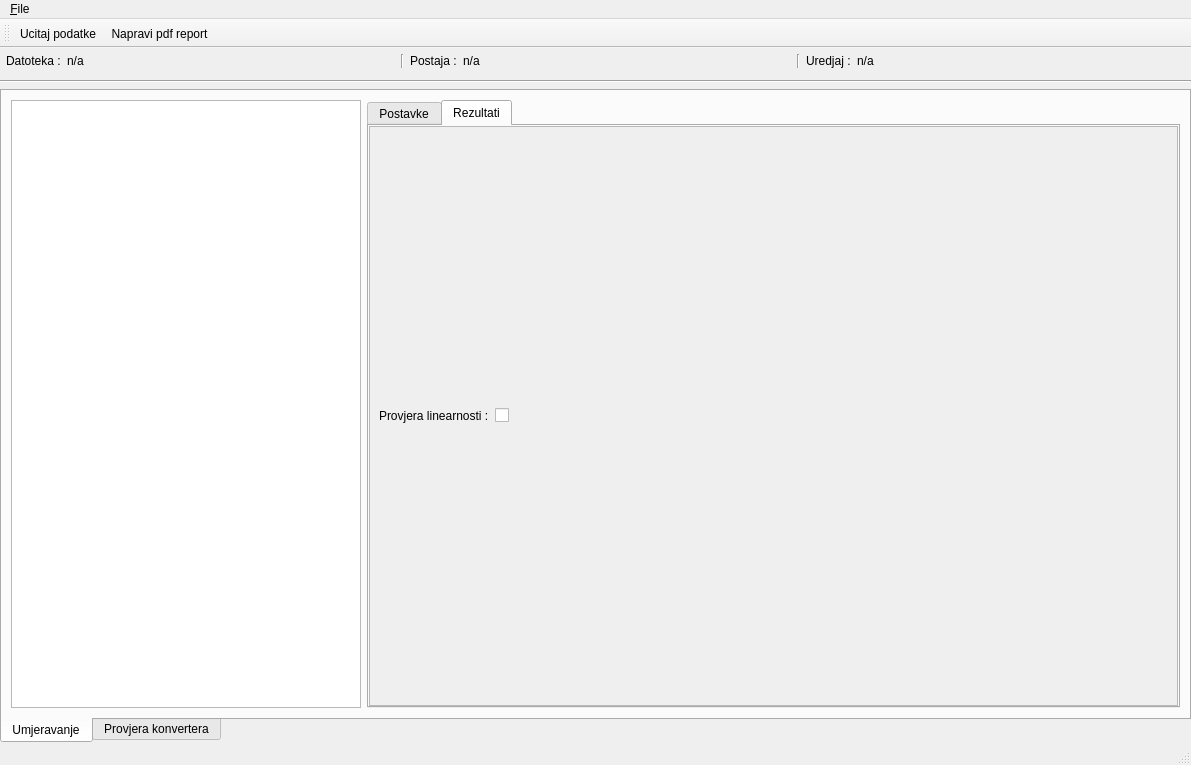
This is app/view/uiFiles/display.ui in vmilic/umjeravanje as Qt 5 draws it before an edit. The edited form follows.
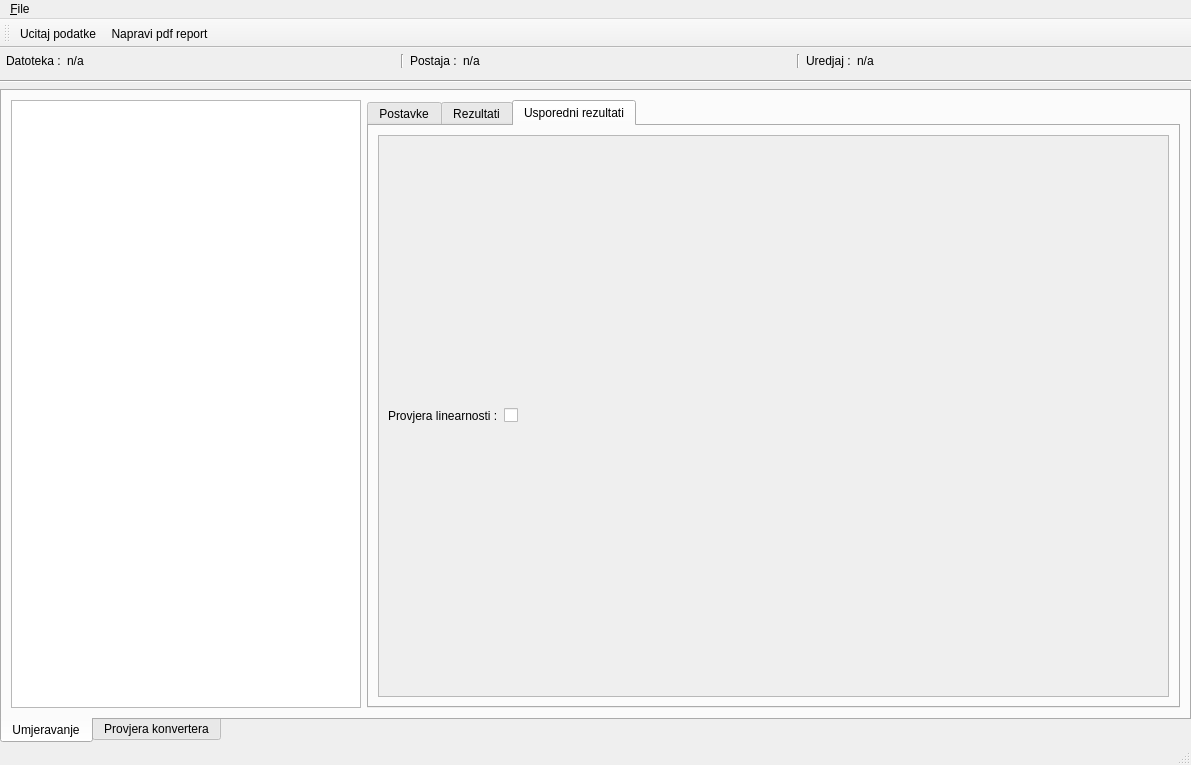
This is the edited form. The open tabs and pages were chosen to show the change.

The edit to the form file:
```diff
--- a/app/view/uiFiles/display.ui
+++ b/app/view/uiFiles/display.ui
@@ -721,6 +721,72 @@
             </item>
            </layout>
           </widget>
+          <widget class="QWidget" name="multirezultat">
+           <attribute name="title">
+            <string>Usporedni rezultati</string>
+           </attribute>
+           <layout class="QVBoxLayout" name="verticalLayout_8">
+            <item>
+             <widget class="QScrollArea" name="scrollArea_5">
+              <property name="widgetResizable">
+               <bool>true</bool>
+              </property>
+              <widget class="QWidget" name="scrollAreaWidgetContents_5">
+               <property name="geometry">
+                <rect>
+                 <x>0</x>
+                 <y>0</y>
+                 <width>785</width>
+                 <height>572</height>
+                </rect>
+               </property>
+               <layout class="QVBoxLayout" name="verticalLayout_9">
+                <item>
+                 <layout class="QHBoxLayout" name="horizontalLayout_5">
+                  <item>
+                   <widget class="QLabel" name="label_31">
+                    <property name="sizePolicy">
+                     <sizepolicy hsizetype="Preferred" vsizetype="Fixed">
+                      <horstretch>0</horstretch>
+                      <verstretch>0</verstretch>
+                     </sizepolicy>
+                    </property>
+                    <property name="text">
+                     <string>Provjera linearnosti :</string>
+                    </property>
+                   </widget>
+                  </item>
+                  <item>
+                   <widget class="QCheckBox" name="multiCheckLinearnost">
+                    <property name="text">
+                     <string/>
+                    </property>
+                   </widget>
+                  </item>
+                  <item>
+                   <spacer name="horizontalSpacer_5">
+                    <property name="orientation">
+                     <enum>Qt::Horizontal</enum>
+                    </property>
+                    <property name="sizeHint" stdset="0">
+                     <size>
+                      <width>40</width>
+                      <height>20</height>
+                     </size>
+                    </property>
+                   </spacer>
+                  </item>
+                 </layout>
+                </item>
+                <item>
+                 <layout class="QHBoxLayout" name="multipleRezultatLayout"/>
+                </item>
+               </layout>
+              </widget>
+             </widget>
+            </item>
+           </layout>
+          </widget>
          </widget>
         </item>
        </layout>
```
Left out of the diff: 4 changed lines with no effect on the pictures.
